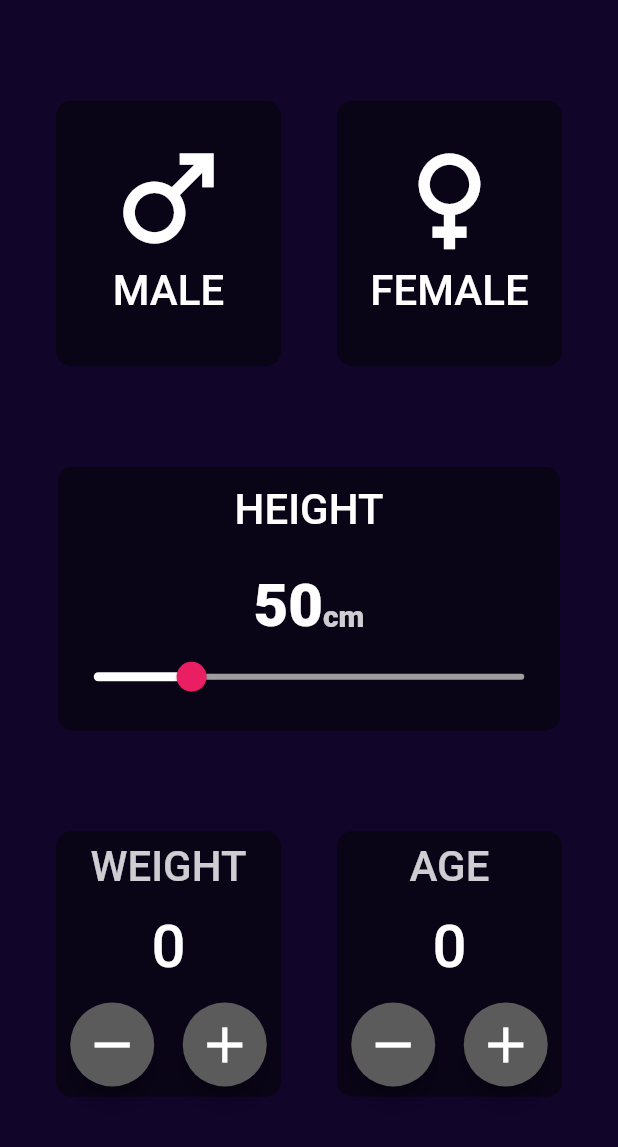
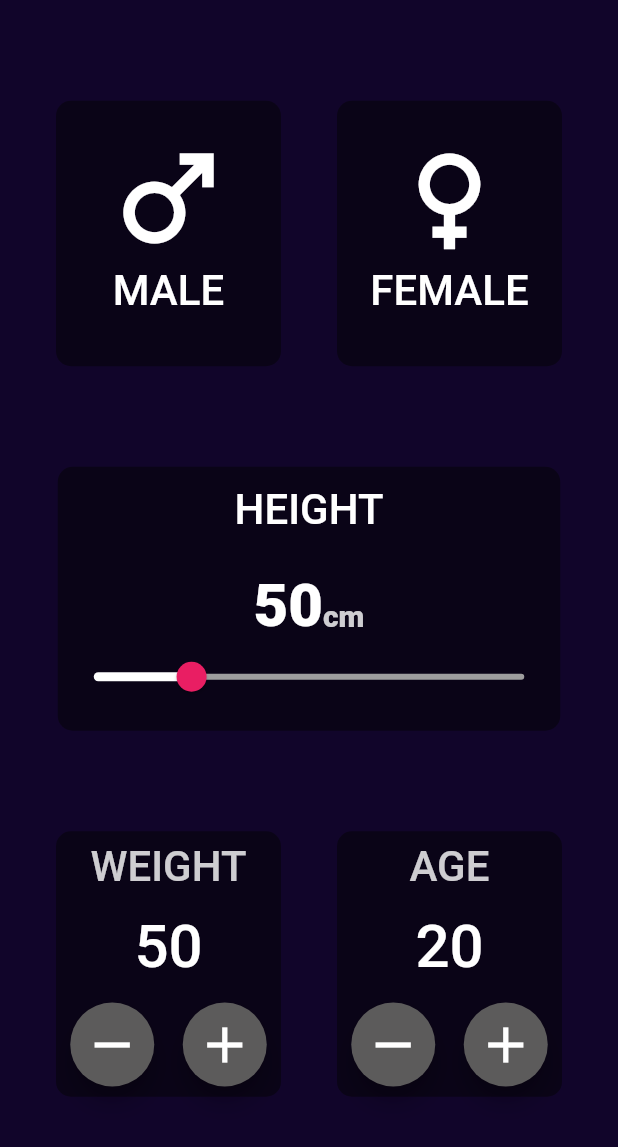
Before and after one commit to BestCod3/bmi_calculator, a Flutter app: the screen it shows after launch, on a phone screen of 412 x 824 dp, the part 89-1236 px from its top. Run offline on Flutter 3.47's test engine with Material 2 defaults, Android fonts, the phone set to English and light mode, and no system bars.

Commit message:
changes contaier

```diff
--- a/lib/pages/homePage.dart
+++ b/lib/pages/homePage.dart
@@ -45,8 +45,8 @@ class _HomePageState extends State<HomePage> {
               Row(
                 mainAxisAlignment: MainAxisAlignment.spaceEvenly,
                 children: [
-                  WeightAgeContainer(text: 'WEIGHT'),
-                  WeightAgeContainer(text: 'AGE'),
+                  WeightContainer(text: 'WEIGHT'),
+                  AgeContainer(text: "AGE")
                 ],
               ),
             ],
--- a/lib/widgets/weightAge_container.dart
+++ b/lib/widgets/weightAge_container.dart
@@ -1,16 +1,16 @@
 import 'package:flutter/material.dart';
 
-class WeightAgeContainer extends StatefulWidget {
-  WeightAgeContainer({super.key, required this.text});
+class WeightContainer extends StatefulWidget {
+  WeightContainer({super.key, required this.text});
   final String text;
 
   @override
-  State<WeightAgeContainer> createState() => _WeightAgeContainerState();
+  State<WeightContainer> createState() => _WeightContainerState();
 }
 
-class _WeightAgeContainerState extends State<WeightAgeContainer> {
+class _WeightContainerState extends State<WeightContainer> {
   @override
-  int num = 0;
+  int weightnum = 50;
 
   @override
   Widget build(BuildContext context) {
@@ -32,7 +32,7 @@ class _WeightAgeContainerState extends State<WeightAgeContainer> {
                 fontWeight: FontWeight.w500),
           ),
           Text(
-            '$num',
+            '$weightnum',
             style: TextStyle(
                 color: Colors.white, fontSize: 40, fontWeight: FontWeight.w500),
           ),
@@ -44,7 +44,7 @@ class _WeightAgeContainerState extends State<WeightAgeContainer> {
                 onPressed: () {
                   setState(() {});
 
-                  num--;
+                  weightnum--;
                 },
                 child: Icon(
                   Icons.remove,
@@ -57,7 +57,7 @@ class _WeightAgeContainerState extends State<WeightAgeContainer> {
                 onPressed: () {
                   setState(() {});
 
-                  num++;
+                  weightnum++;
                 },
                 child: Icon(
                   Icons.add,
@@ -72,3 +72,75 @@ class _WeightAgeContainerState extends State<WeightAgeContainer> {
     );
   }
 }
+
+class AgeContainer extends StatefulWidget {
+  const AgeContainer({super.key, required this.text});
+  final String text;
+
+  @override
+  _AgeContainerState createState() => _AgeContainerState();
+}
+
+int agenum = 20;
+
+class _AgeContainerState extends State<AgeContainer> {
+  @override
+  Widget build(BuildContext context) {
+    return Container(
+      width: 150,
+      height: 177,
+      decoration: BoxDecoration(
+        color: Color.fromRGBO(10, 4, 22, 0.941),
+        borderRadius: BorderRadius.circular(10),
+      ),
+      child: Column(
+        mainAxisAlignment: MainAxisAlignment.spaceAround,
+        children: [
+          Text(
+            widget.text,
+            style: TextStyle(
+                color: Colors.white.withOpacity(0.8),
+                fontSize: 28,
+                fontWeight: FontWeight.w500),
+          ),
+          Text(
+            '$agenum',
+            style: TextStyle(
+                color: Colors.white, fontSize: 40, fontWeight: FontWeight.w500),
+          ),
+          Row(
+            mainAxisAlignment: MainAxisAlignment.spaceAround,
+            children: [
+              FloatingActionButton(
+                backgroundColor: Color(0xff5C5B5B),
+                onPressed: () {
+                  setState(() {});
+
+                  agenum--;
+                },
+                child: Icon(
+                  Icons.remove,
+                  color: Colors.white,
+                  size: 40,
+                ),
+              ),
+              FloatingActionButton(
+                backgroundColor: Color(0xff5C5B5B),
+                onPressed: () {
+                  setState(() {});
+
+                  agenum++;
+                },
+                child: Icon(
+                  Icons.add,
+                  color: Colors.white,
+                  size: 40,
+                ),
+              ),
+            ],
+          ),
+        ],
+      ),
+    );
+  }
+}
```
